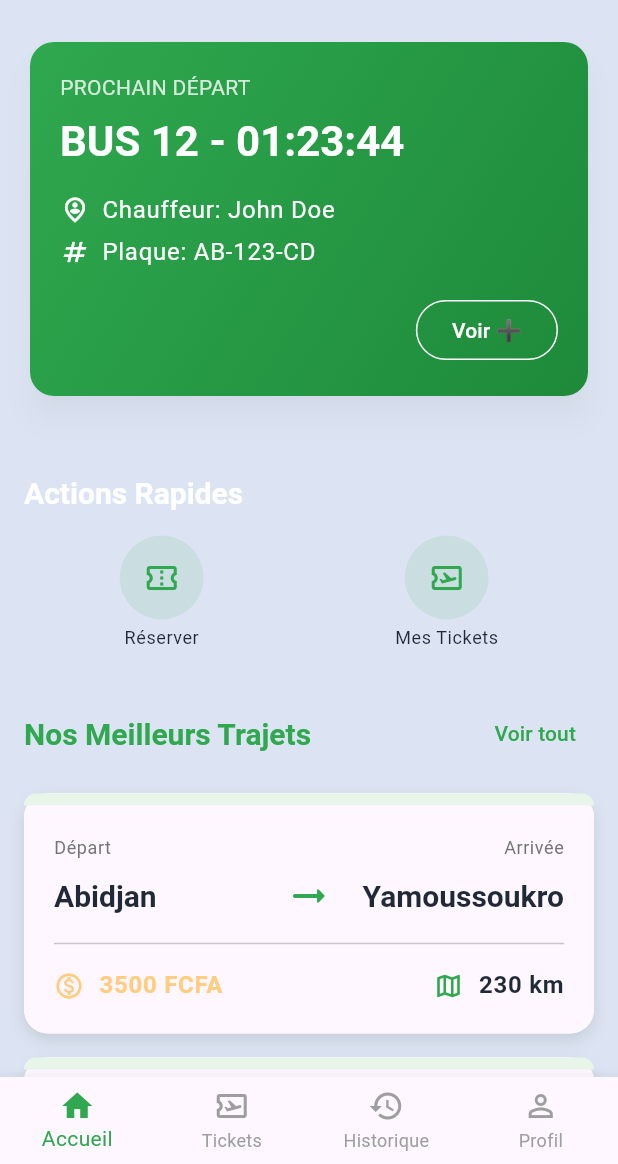
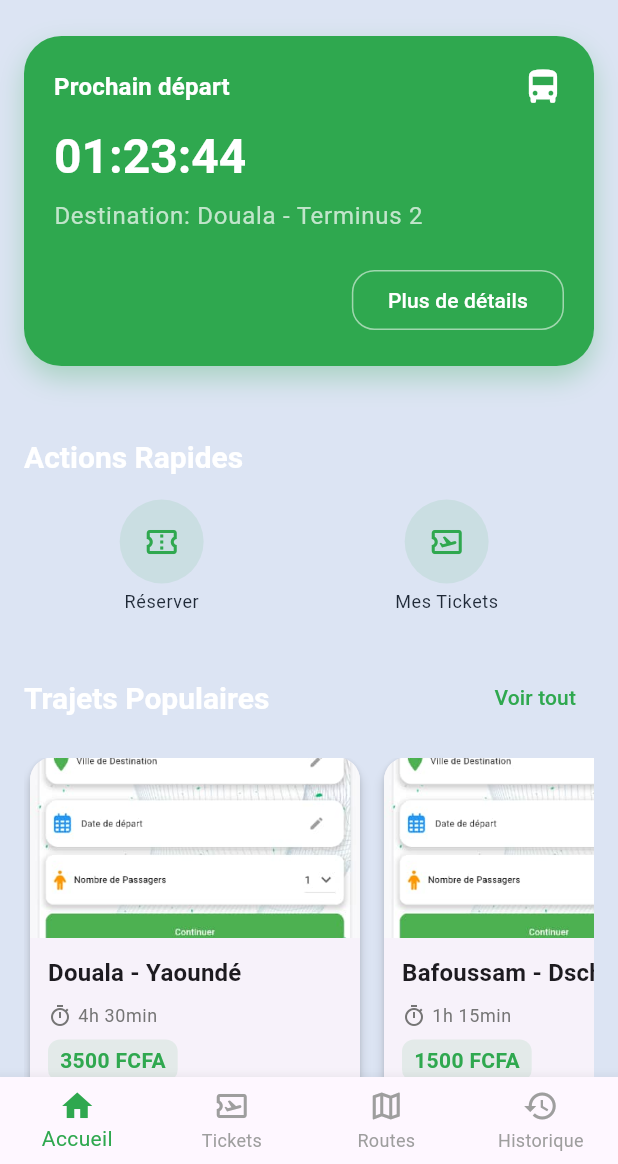
Before and after one commit to Donchaminade/lktrans, a Flutter app: the HomeScreen screen opened by its route, on a phone screen of 412 x 824 dp, the part 72-1236 px from its top. Run offline on Flutter 3.47's test engine with Material 3 defaults, Android fonts, the phone set to English and light mode, and no system bars; our stand-ins replace dotted_line, go_router.

Commit message:
feat: add onboarding and home screen

```diff
--- a/lib/core/router/app_router.dart
+++ b/lib/core/router/app_router.dart
@@ -58,7 +58,7 @@ final GoRouter appRouter = GoRouter(
     // ShellRoute pour la navigation principale avec BottomNavBar
     ShellRoute(
       builder: (BuildContext context, GoRouterState state, Widget child) {
-        return MainShell(child: child);
+        return MainShell(key: state.pageKey, child: child);
       },
       routes: <RouteBase>[
         GoRoute(
--- a/lib/core/widgets/main_shell.dart
+++ b/lib/core/widgets/main_shell.dart
@@ -19,10 +19,10 @@ class _MainShellState extends State<MainShell> {
     if (location.startsWith('/tickets')) {
       return 1;
     }
-    if (location.startsWith('/history')) {
+    if (location.startsWith('/routes')) {
       return 2;
     }
-    if (location.startsWith('/profile')) {
+    if (location.startsWith('/history')) {
       return 3;
     }
     return 0;
@@ -34,14 +34,14 @@ class _MainShellState extends State<MainShell> {
         context.go('/home');
         break;
       case 1:
-        context.go('/tickets'); // Changed from /routes to /tickets
+        context.go('/tickets');
         break;
       case 2:
-        context.go('/history'); // Navigate to history/statistics
+        context.go('/routes');
         break;
-      // case 3:
-      //   context.go('/profile');
-      //   break;;
+      case 3:
+        context.go('/history');
+        break;
     }
   }
 
@@ -62,20 +62,20 @@ class _MainShellState extends State<MainShell> {
             label: 'Accueil',
           ),
           BottomNavigationBarItem(
-            icon: Icon(Icons.airplane_ticket_outlined), // Changed icon
-            activeIcon: Icon(Icons.airplane_ticket), // Changed icon
-            label: 'Tickets', // Changed label
+            icon: Icon(Icons.airplane_ticket_outlined),
+            activeIcon: Icon(Icons.airplane_ticket),
+            label: 'Tickets',
+          ),
+          BottomNavigationBarItem(
+            icon: Icon(Icons.map_outlined),
+            activeIcon: Icon(Icons.map),
+            label: 'Routes',
           ),
           BottomNavigationBarItem(
             icon: Icon(Icons.history_outlined),
             activeIcon: Icon(Icons.history),
             label: 'Historique',
           ),
-          BottomNavigationBarItem(
-            icon: Icon(Icons.person_outline),
-            activeIcon: Icon(Icons.person),
-            label: 'Profil',
-          ),
         ],
       ),
     );
--- a/lib/features/home/presentation/screens/home_screen.dart
+++ b/lib/features/home/presentation/screens/home_screen.dart
@@ -115,7 +115,7 @@ class _HomeScreenState extends State<HomeScreen> {
                     context,
                     icon: Icons.confirmation_num_outlined,
                     label: 'Réserver',
-                    onTap: () => context.push('/reservation-entry'),
+                    onTap: () => context.push('/reservation'),
                   ),
                   _buildQuickActionButton(
                     context,
--- a/lib/features/home/presentation/widgets/next_bus_card.dart
+++ b/lib/features/home/presentation/widgets/next_bus_card.dart
@@ -2,90 +2,82 @@ import 'package:flutter/material.dart';
 import 'package:lktrans/core/constants/app_colors.dart';
 
 class NextBusCard extends StatelessWidget {
+  final Duration timeRemaining;
   final VoidCallback onDetailsPressed;
-  final Duration timeRemaining;
 
   const NextBusCard({
     super.key,
+    required this.timeRemaining,
     required this.onDetailsPressed,
-    required this.timeRemaining,
   });
-
-  String _formatDuration(Duration d) {
-    // Format to HH:MM:SS
-    return d.toString().split('.').first.padLeft(8, "0");
-  }
 
   @override
   Widget build(BuildContext context) {
     final textTheme = Theme.of(context).textTheme;
-    return Card(
-      elevation: 8,
-      shadowColor: Colors.black.withOpacity(0.2),
-      shape: RoundedRectangleBorder(borderRadius: BorderRadius.circular(16)),
-      child: Container(
+
+    return Container(
+      padding: const EdgeInsets.all(20.0),
       decoration: BoxDecoration(
-          borderRadius: BorderRadius.circular(16),
-          gradient: LinearGradient(
-            colors: [AppColors.primary, AppColors.accent],
-            begin: Alignment.topLeft,
-            end: Alignment.bottomRight,
+        color: AppColors.primary,
+        borderRadius: BorderRadius.circular(25.0),
+        boxShadow: [
+          BoxShadow(
+            color: AppColors.primary.withOpacity(0.3),
+            blurRadius: 15,
+            offset: const Offset(0, 8),
           ),
+        ],
       ),
-        child: Padding(
-          padding: const EdgeInsets.all(20.0),
       child: Column(
         crossAxisAlignment: CrossAxisAlignment.start,
         children: [
+          Row(
+            mainAxisAlignment: MainAxisAlignment.spaceBetween,
+            children: [
               Text(
-                'PROCHAIN DÉPART',
-                style: textTheme.bodyMedium
-                    ?.copyWith(color: Colors.white.withOpacity(0.8)),
+                'Prochain départ',
+                style: textTheme.titleMedium?.copyWith(
+                  color: Colors.white,
+                  fontWeight: FontWeight.bold,
+                ),
+              ),
+              const Icon(
+                Icons.directions_bus,
+                color: Colors.white,
+                size: 28,
+              ),
+            ],
+          ),
+          const SizedBox(height: 12),
+          Text(
+            '${timeRemaining.inHours.toString().padLeft(2, '0')}:${(timeRemaining.inMinutes % 60).toString().padLeft(2, '0')}:${(timeRemaining.inSeconds % 60).toString().padLeft(2, '0')}',
+            style: textTheme.headlineLarge?.copyWith(
+              color: Colors.white,
+              fontWeight: FontWeight.bold,
+            ),
           ),
           const SizedBox(height: 8),
           Text(
-                'BUS 12 - ${_formatDuration(timeRemaining)}',
-                style: textTheme.headlineMedium?.copyWith(
-                    color: Colors.white, fontWeight: FontWeight.bold),
+            'Destination: Douala - Terminus 2', // Placeholder
+            style: textTheme.bodyLarge?.copyWith(color: Colors.white70),
           ),
-              const SizedBox(height: 16),
-              Row(
-                children: [
-                  const Icon(Icons.person_pin_circle_outlined,
-                      color: Colors.white, size: 20),
-                  const SizedBox(width: 8),
-                  Text('Chauffeur: John Doe',
-                      style:
-                          textTheme.bodyLarge?.copyWith(color: Colors.white)),
-                ],
-              ),
-              const SizedBox(height: 4),
-              Row(
-                children: [
-                  const Icon(Icons.numbers, color: Colors.white, size: 20),
-                  const SizedBox(width: 8),
-                  Text('Plaque: AB-123-CD',
-                      style:
-                          textTheme.bodyLarge?.copyWith(color: Colors.white)),
-                ],
-              ),
-              const SizedBox(height: 16),
+          const SizedBox(height: 20),
           Align(
-                alignment: Alignment.bottomRight,
+            alignment: Alignment.centerRight,
             child: OutlinedButton(
               onPressed: onDetailsPressed,
               style: OutlinedButton.styleFrom(
                 foregroundColor: Colors.white,
-                                      side: const BorderSide(color: Colors.white),
-                                      shape: RoundedRectangleBorder(borderRadius: BorderRadius.circular(24)), // Consistent rounded corners
+                side: const BorderSide(color: Colors.white54),
+                shape: RoundedRectangleBorder(
+                  borderRadius: BorderRadius.circular(15),
                 ),
-                  child: const Text('Voir ➕'),
+              ),
+              child: const Text('Plus de détails'),
             ),
           ),
         ],
       ),
-        ),
-      ),
     );
   }
 }
--- a/lib/features/home/presentation/widgets/route_highlights.dart
+++ b/lib/features/home/presentation/widgets/route_highlights.dart
@@ -1,21 +1,12 @@
 import 'package:flutter/material.dart';
 import 'package:go_router/go_router.dart';
 import 'package:lktrans/core/constants/app_colors.dart';
-import 'package:lktrans/features/routes/presentation/widgets/route_card.dart'; // Reusing RouteCard
 
 class RouteHighlights extends StatelessWidget {
   const RouteHighlights({super.key});
 
   @override
   Widget build(BuildContext context) {
-    final textTheme = Theme.of(context).textTheme;
-    // Mock data for top 3 routes
-    final highlights = [
-      {'id': '0', 'from': 'Abidjan', 'to': 'Yamoussoukro', 'price': '3500 FCFA', 'km': '230 km'},
-      {'id': '1', 'from': 'Abidjan', 'to': 'Grand-Bassam', 'price': '1000 FCFA', 'km': '40 km'},
-      {'id': '2', 'from': 'Yamoussoukro', 'to': 'Bouaké', 'price': '2500 FCFA', 'km': '150 km'},
-    ];
-
     return Column(
       crossAxisAlignment: CrossAxisAlignment.start,
       children: [
@@ -23,32 +14,130 @@ class RouteHighlights extends StatelessWidget {
           mainAxisAlignment: MainAxisAlignment.spaceBetween,
           children: [
             Text(
-              "Nos Meilleurs Trajets",
-              style: textTheme.titleLarge?.copyWith(fontWeight: FontWeight.bold, color: AppColors.primary), // Changed color
+              'Trajets Populaires',
+              style: Theme.of(context).textTheme.titleLarge?.copyWith(fontWeight: FontWeight.bold),
             ),
             TextButton(
-              onPressed: () {
-                context.push('/routes'); // Navigate to full catalog
-              },
-              child: const Text('Voir tout', style: TextStyle(color: AppColors.primary)),
-            ),
+              onPressed: () => context.go('/routes'),
+              child: const Text('Voir tout'),
+            )
           ],
         ),
         const SizedBox(height: 16),
-        Column(
-          children: highlights.map((route) {
-            return RouteCard(
-              from: route['from']!,
-              to: route['to']!,
-              price: route['price']!,
-              km: route['km']!,
-              onTap: () {
-                context.push('/route-details', extra: route['id']);
-              },
-            );
-          }).toList(),
+        const SingleChildScrollView(
+          scrollDirection: Axis.horizontal,
+          padding: EdgeInsets.symmetric(horizontal: 4),
+          child: Row(
+            children: [
+              RouteHighlightCard(
+                imagePath: 'assets/images/bus_sample.jpg', // Placeholder
+                routeName: 'Douala - Yaoundé',
+                price: '3500 FCFA',
+                duration: '4h 30min',
+              ),
+              SizedBox(width: 16),
+              RouteHighlightCard(
+                imagePath: 'assets/images/bus_sample.jpg', // Placeholder
+                routeName: 'Bafoussam - Dschang',
+                price: '1500 FCFA',
+                duration: '1h 15min',
+              ),
+               SizedBox(width: 16),
+              RouteHighlightCard(
+                imagePath: 'assets/images/bus_sample.jpg', // Placeholder
+                routeName: 'Yaoundé - Kribi',
+                price: '4000 FCFA',
+                duration: '3h 30min',
+              ),
+            ],
+          ),
         ),
       ],
     );
   }
 }
+
+class RouteHighlightCard extends StatelessWidget {
+  final String imagePath;
+  final String routeName;
+  final String price;
+  final String duration;
+
+  const RouteHighlightCard({
+    super.key,
+    required this.imagePath,
+    required this.routeName,
+    required this.price,
+    required this.duration,
+  });
+
+  @override
+  Widget build(BuildContext context) {
+    return SizedBox(
+      width: 220,
+      child: Card(
+        elevation: 3,
+        margin: EdgeInsets.zero,
+        clipBehavior: Clip.antiAlias,
+        shape: RoundedRectangleBorder(borderRadius: BorderRadius.circular(15.0)),
+        child: InkWell(
+          onTap: () {
+            // Navigate to route details, passing a dummy ID for now
+            context.push('/route-details', extra: 'dummy_route_id');
+          },
+          child: Column(
+            crossAxisAlignment: CrossAxisAlignment.start,
+            children: [
+              Image.asset(
+                imagePath,
+                height: 120,
+                width: double.infinity,
+                fit: BoxFit.cover,
+              ),
+              Padding(
+                padding: const EdgeInsets.all(12.0),
+                child: Column(
+                  crossAxisAlignment: CrossAxisAlignment.start,
+                  children: [
+                    Text(
+                      routeName,
+                      style: Theme.of(context).textTheme.titleMedium?.copyWith(fontWeight: FontWeight.bold),
+                      maxLines: 1,
+                      overflow: TextOverflow.ellipsis,
+                    ),
+                    const SizedBox(height: 8),
+                    Row(
+                      children: [
+                        Icon(Icons.timer_outlined, color: AppColors.textSecondary, size: 16),
+                        const SizedBox(width: 4),
+                        Text(
+                          duration,
+                          style: Theme.of(context).textTheme.bodySmall?.copyWith(color: AppColors.textSecondary),
+                        ),
+                      ],
+                    ),
+                    const SizedBox(height: 8),
+                    Container(
+                      padding: const EdgeInsets.symmetric(horizontal: 8, vertical: 4),
+                      decoration: BoxDecoration(
+                        color: AppColors.primary.withOpacity(0.1),
+                        borderRadius: BorderRadius.circular(8),
+                      ),
+                      child: Text(
+                        price,
+                        style: Theme.of(context).textTheme.bodyMedium?.copyWith(
+                              color: AppColors.primary,
+                              fontWeight: FontWeight.bold,
+                            ),
+                      ),
+                    ),
+                  ],
+                ),
+              ),
+            ],
+          ),
+        ),
+      ),
+    );
+  }
+}
```
Also changed, not shown: lib/features/home/presentation/widgets/promo_carousel.dart (+89 -87 lines), lib/features/home/presentation/widgets/upcoming_bus_list.dart (+109 -37 lines). Lines whose indentation alone changed are shown as unchanged.
